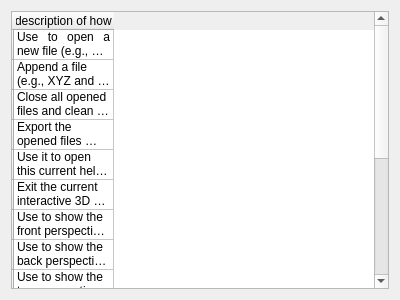
This is i3viewer/i3helpDialog.ui in hubergilt/i3viewer as Qt 5 draws it before an edit. The edited form follows.
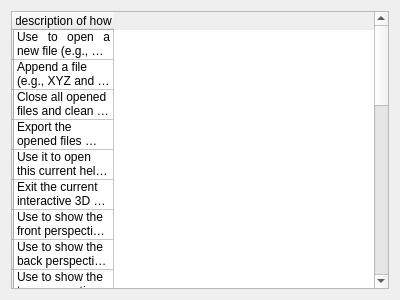
This is the edited form. Icons and pictures are not drawn.

Commit message: Add about dialog, fix surface dialog

The edit to the form file:
```diff
--- a/i3viewer/i3helpDialog.ui
+++ b/i3viewer/i3helpDialog.ui
@@ -142,6 +142,15 @@
         <normaloff>:/icons/resize.svg</normaloff>:/icons/resize.svg</iconset>
       </property>
      </row>
+     <row>
+      <property name="text">
+       <string/>
+      </property>
+      <property name="icon">
+       <iconset resource="icons.qrc">
+        <normaloff>:/icons/heatmapcfg.svg</normaloff>:/icons/heatmapcfg.svg</iconset>
+      </property>
+     </row>
      <row>
       <property name="text">
        <string/>
@@ -151,6 +160,87 @@
         <normaloff>:/icons/heatmap.svg</normaloff>:/icons/heatmap.svg</iconset>
       </property>
      </row>
+     <row>
+      <property name="text">
+       <string/>
+      </property>
+      <property name="icon">
+       <iconset resource="icons.qrc">
+        <normaloff>:/icons/backward.svg</normaloff>:/icons/backward.svg</iconset>
+      </property>
+     </row>
+     <row>
+      <property name="text">
+       <string/>
+      </property>
+      <property name="icon">
+       <iconset resource="icons.qrc">
+        <normaloff>:/icons/forward.svg</normaloff>:/icons/forward.svg</iconset>
+      </property>
+     </row>
+     <row>
+      <property name="text">
+       <string/>
+      </property>
+      <property name="icon">
+       <iconset resource="icons.qrc">
+        <normaloff>:/icons/unpick.svg</normaloff>:/icons/unpick.svg</iconset>
+      </property>
+     </row>
+     <row>
+      <property name="text">
+       <string/>
+      </property>
+      <property name="icon">
+       <iconset resource="icons.qrc">
+        <normaloff>:/icons/polyabc.svg</normaloff>:/icons/polyabc.svg</iconset>
+      </property>
+     </row>
+     <row>
+      <property name="text">
+       <string/>
+      </property>
+      <property name="icon">
+       <iconset resource="icons.qrc">
+        <normaloff>:/icons/pointabc.svg</normaloff>:/icons/pointabc.svg</iconset>
+      </property>
+     </row>
+     <row>
+      <property name="text">
+       <string/>
+      </property>
+      <property name="icon">
+       <iconset resource="icons.qrc">
+        <normaloff>:/icons/contour.svg</normaloff>:/icons/contour.svg</iconset>
+      </property>
+     </row>
+     <row>
+      <property name="text">
+       <string/>
+      </property>
+      <property name="icon">
+       <iconset resource="icons.qrc">
+        <normaloff>:/icons/surface.svg</normaloff>:/icons/surface.svg</iconset>
+      </property>
+     </row>
+     <row>
+      <property name="text">
+       <string/>
+      </property>
+      <property name="icon">
+       <iconset resource="icons.qrc">
+        <normaloff>:/icons/wireframe.svg</normaloff>:/icons/wireframe.svg</iconset>
+      </property>
+     </row>
+     <row>
+      <property name="text">
+       <string/>
+      </property>
+      <property name="icon">
+       <iconset resource="icons.qrc">
+        <normaloff>:/icons/surfacecfg.svg</normaloff>:/icons/surfacecfg.svg</iconset>
+      </property>
+     </row>
      <column>
       <property name="text">
        <string>Help icon and a description of how to use each tool</string>
@@ -158,7 +248,7 @@
      </column>
      <item row="0" column="0">
       <property name="text">
-       <string>Use to open a new file (e.g., xyz, srg, and db formats).</string>
+       <string>Use to open a new file (e.g., XYZ and CSV for polylines, SRG for nodes, XYZS for surfaces, and DB for all formats).</string>
       </property>
       <property name="textAlignment">
        <set>AlignJustify|AlignVCenter</set>
@@ -166,17 +256,17 @@
      </item>
      <item row="1" column="0">
       <property name="text">
-       <string>Append a file (e.g., XYZ and SRG formats) to an existing open file.</string>
+       <string>Append a file (e.g., XYZ and CSV for polylines, SRG for nodes, and XYZS for surface formats) to an existing open file.</string>
       </property>
      </item>
      <item row="2" column="0">
       <property name="text">
-       <string>Close all opened files and clean the viewer and tables.</string>
+       <string>Close all opened files and clean the viewer and tables for the current workspace for all supported format files.</string>
       </property>
      </item>
      <item row="3" column="0">
       <property name="text">
-       <string>Export the opened files (e.g., XYZ and SRG formats) to a database file.</string>
+       <string>Export the opened files (e.g., XYZ and CSV for polylines, SRG for nodes, and XYZS for surfaces formats) to DB for the database.</string>
       </property>
      </item>
      <item row="4" column="0">
@@ -231,7 +321,57 @@
      </item>
      <item row="14" column="0">
       <property name="text">
-       <string>Show a heatmap of the current database polylines loaded using the rainbow color palette.</string>
+       <string>Open the Configure Heatmap dialog to import the routes TXT file and the tonnes CSV file into the database.</string>
+      </property>
+     </item>
+     <item row="15" column="0">
+      <property name="text">
+       <string>Active the heatmap tool showing the initial view at period 01 using the rainbow color palette.</string>
+      </property>
+     </item>
+     <item row="16" column="0">
+      <property name="text">
+       <string>Backward the current heatmap view to the previous one view if it is the first period then it shows the last period.</string>
+      </property>
+     </item>
+     <item row="17" column="0">
+      <property name="text">
+       <string>Forward the current heatmap view to the next one view if it is the last period then it shows the first period.</string>
+      </property>
+     </item>
+     <item row="18" column="0">
+      <property name="text">
+       <string>Disable the default selection mode to pick polylines and points Dialogs that helps to navigate in the current view.</string>
+      </property>
+     </item>
+     <item row="19" column="0">
+      <property name="text">
+       <string>Active or Disable the current label text for the polylines with the polyline name or route name with the tonnes value.</string>
+      </property>
+     </item>
+     <item row="20" column="0">
+      <property name="text">
+       <string>Active or Disable the current label text for the points with the point name in the current view.</string>
+      </property>
+     </item>
+     <item row="21" column="0">
+      <property name="text">
+       <string>Active or Disable the current contour lines in the current view.</string>
+      </property>
+     </item>
+     <item row="22" column="0">
+      <property name="text">
+       <string>Active or Disable the current surface reconstruction in the current view.</string>
+      </property>
+     </item>
+     <item row="23" column="0">
+      <property name="text">
+       <string>Active or Disable the current wireframe reconstruction in the current view.</string>
+      </property>
+     </item>
+     <item row="24" column="0">
+      <property name="text">
+       <string>Custom the values (e.g. Color,Width, and etc.) for the contour lines, surface, wireframes reconstruction in the current view.</string>
       </property>
      </item>
     </widget>
```
The commit also changes 25 other files.
